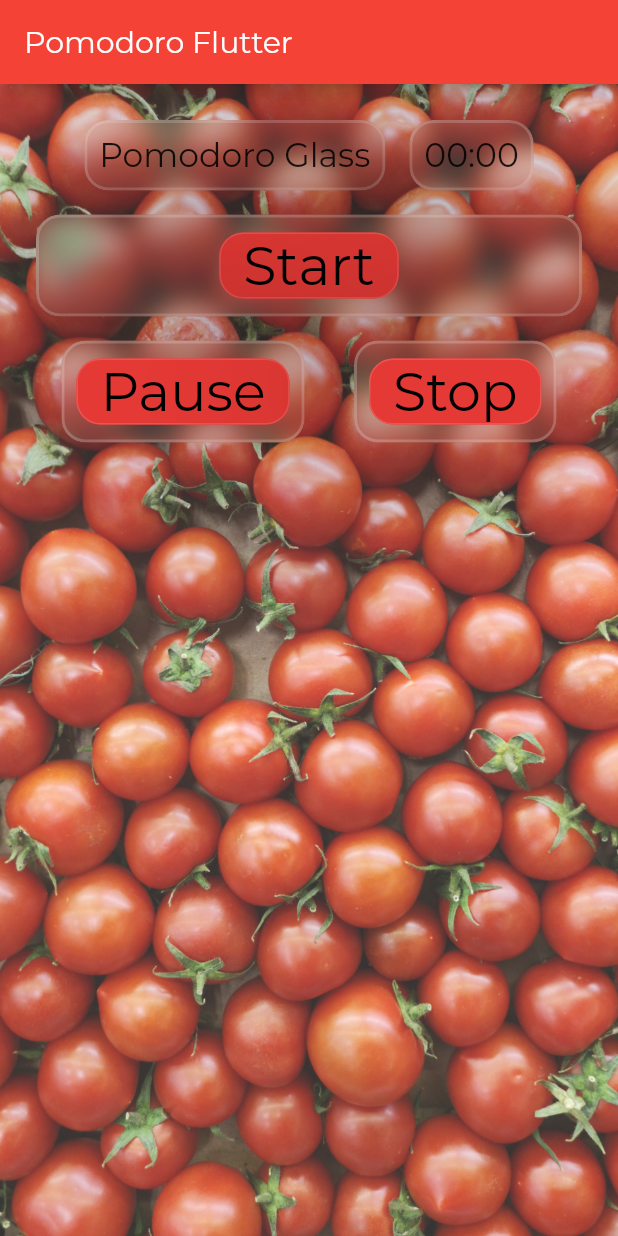
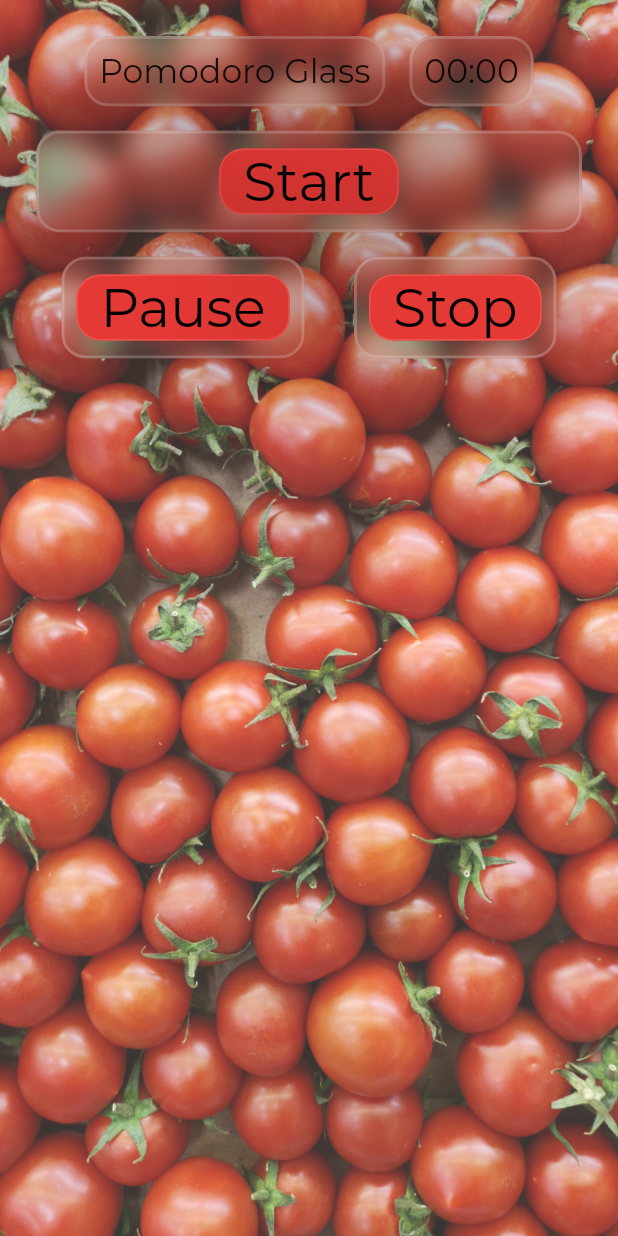
Before and after one commit to Keyband/pomodoro_flutter, a Flutter app: the screen it shows after launch, on a phone screen of 412 x 824 dp. Run offline on Flutter 3.47's test engine with Material 2 defaults, Android fonts, the phone set to English and light mode, and no system bars; drawn by our look-alikes of auto_size_text; missing offline and left inert: flutter_ringtone_player; project files that could hold a hidden picture were left out.

Commit message:
Commented appbar out

```diff
--- a/lib/main.dart
+++ b/lib/main.dart
@@ -70,16 +70,15 @@ class _MyHomePageState extends State<MyHomePage> {
   @override
   Widget build(BuildContext context) {
     return Scaffold(
-        appBar: AppBar(
-          title: Text(widget.title),
-        ),
+        // appBar: AppBar(
+        //   title: Text(widget.title),
+        // ),
         body: Stack(fit: StackFit.expand, children: <Widget>[
       Container(
         padding: EdgeInsets.all(64),
         decoration: BoxDecoration(
             image: DecorationImage(
-                    image: AssetImage('assets/images/bg.jpg'),
-                    fit: BoxFit.cover)),
+                image: AssetImage('assets/images/bg.jpg'), fit: BoxFit.cover)),
       ),
       Container(color: Colors.white.withOpacity(0.2)),
       Container(
```
Lines whose indentation alone changed are shown as unchanged.
